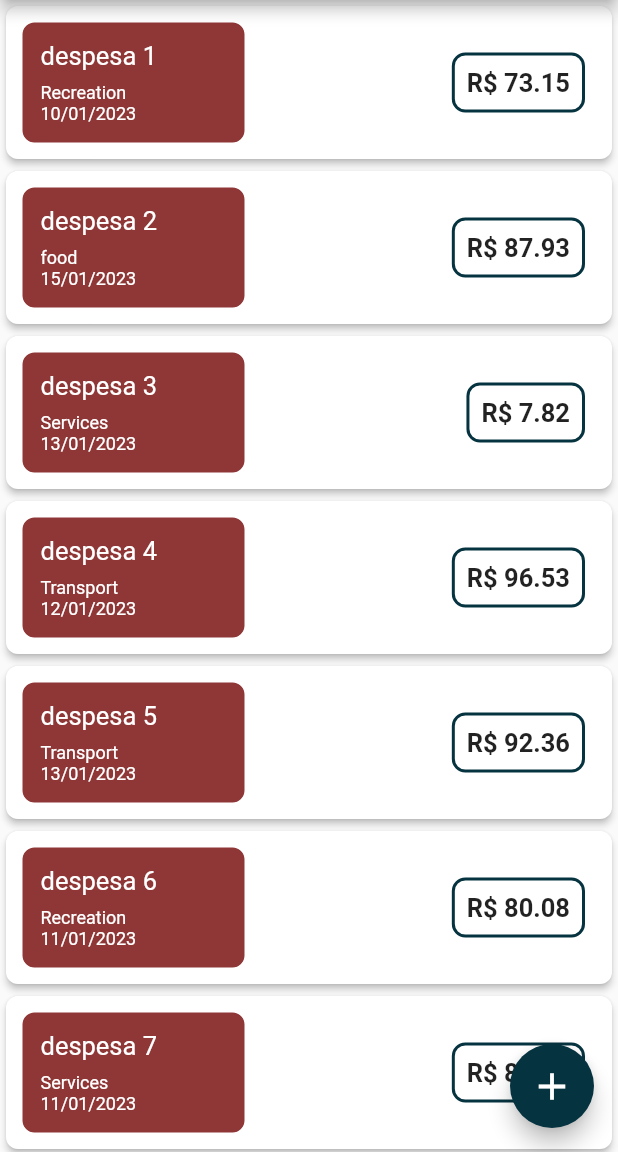
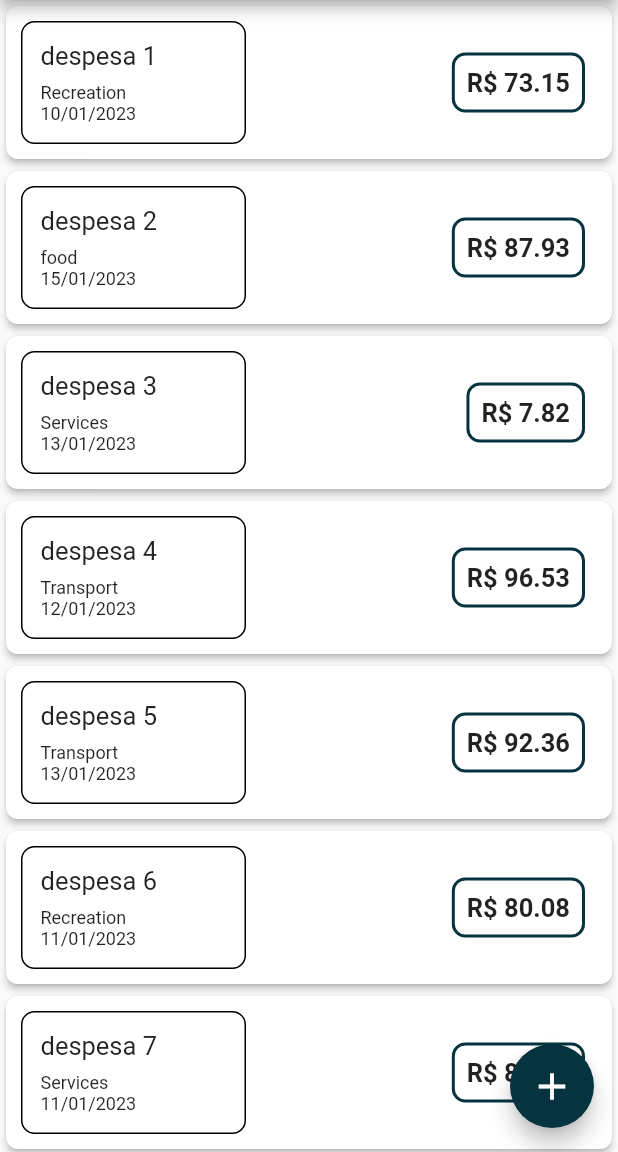
Before and after one commit to dudadiass/expense, a Flutter app: the screen it shows after launch, on a phone screen of 412 x 824 dp, the part 84-1236 px from its top. Run offline on Flutter 3.47's test engine with Material 2 defaults, Android fonts, the phone set to English and light mode, and no system bars.

Commit message:
items colour

```diff
--- a/lib/widgets/itens.dart
+++ b/lib/widgets/itens.dart
@@ -26,8 +26,7 @@ class ItemDespesa extends StatelessWidget {
             Container(
               width: 150,
               decoration: BoxDecoration(
-                border: Border.all(width: 1.0, color: Colors.white),
-                color: const Color(0XFF8f3636),
+                border: Border.all(width: 1.0, color: Colors.black),
                 borderRadius: BorderRadius.circular(9),
               ),
               padding: const EdgeInsets.all(12.0),
@@ -40,17 +39,14 @@ class ItemDespesa extends StatelessWidget {
                     padding: const EdgeInsets.fromLTRB(0, 0, 0, 8.0),
                     child: Text(
                       despesa.descricao,
-                      style:
-                          const TextStyle(fontSize: 17.0, color: Colors.white),
+                      style: const TextStyle(fontSize: 17.0),
                       textAlign: TextAlign.center,
                     ),
                   ),
                   Text(despesa.tipo.title,
-                      style:
-                          const TextStyle(color: Colors.white, fontSize: 12.0)),
+                      style: const TextStyle(fontSize: 12.0)),
                   Text(DateFormat("dd/MM/yyyy").format(despesa.data),
-                      style:
-                          const TextStyle(color: Colors.white, fontSize: 12.0)),
+                      style: const TextStyle(fontSize: 12.0)),
                 ],
               ),
             ),
```
